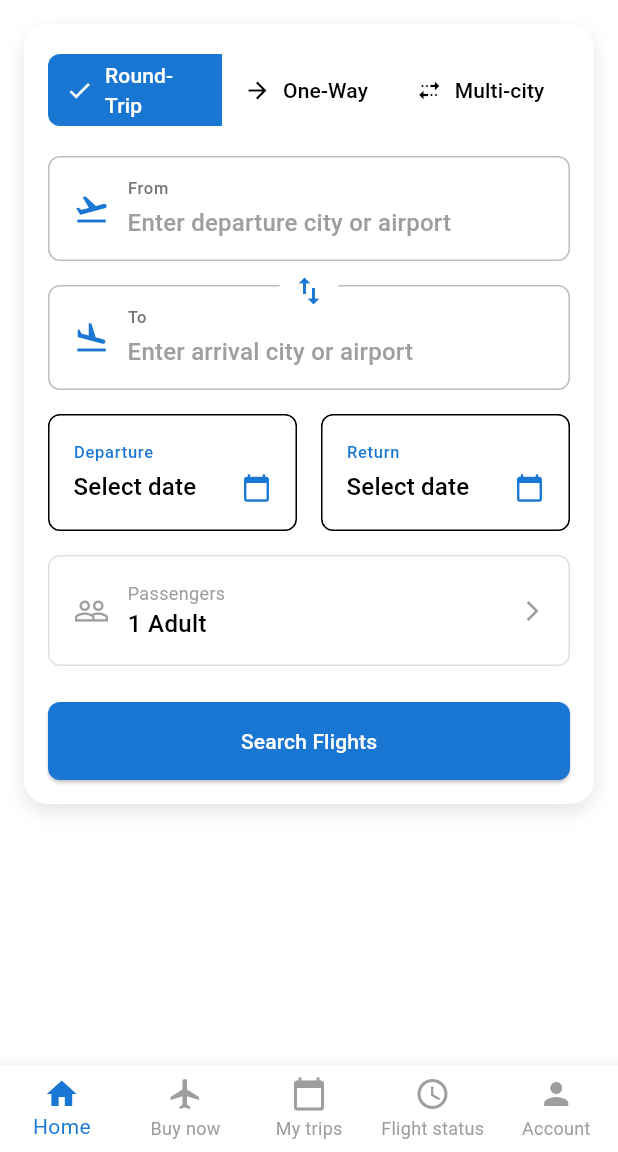
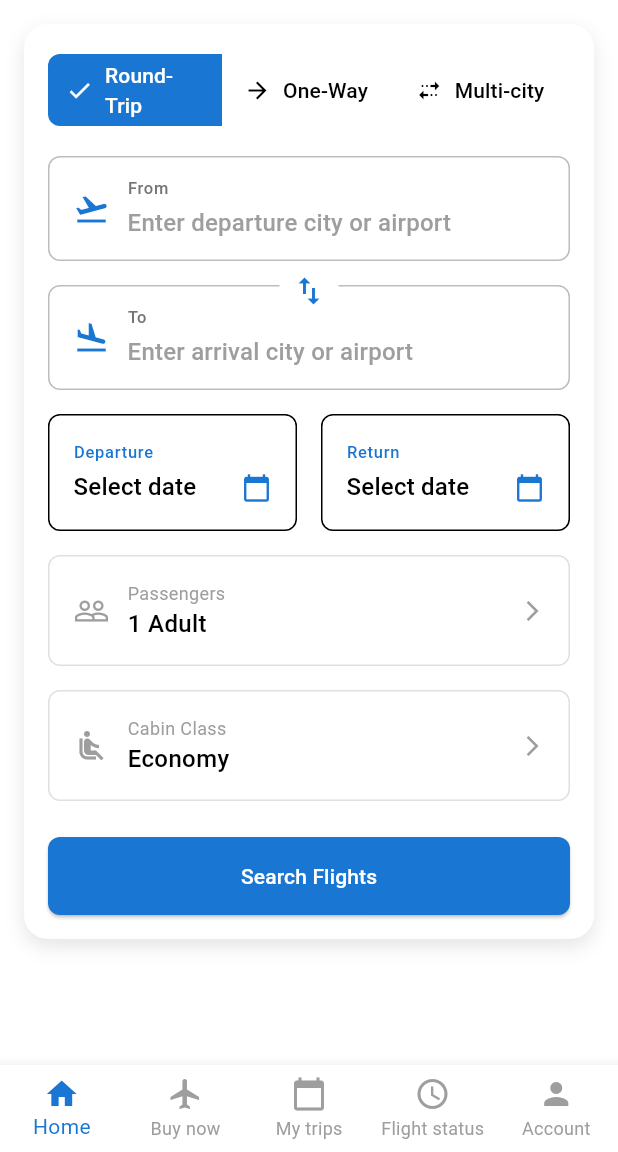
Before and after one commit to techvijaypandey/cheers_travel_app, a Flutter app: the screen it shows after launch, on a phone screen of 412 x 824 dp, the part 84-1236 px from its top. Run offline on Flutter 3.47's test engine with Material 3 defaults, Android fonts, the phone set to English and light mode, and no system bars.

Commit message:
feat: Implement cabin class selection with modal bottom sheet

```diff
--- a/lib/widgets/flight_search_form.dart
+++ b/lib/widgets/flight_search_form.dart
@@ -3,6 +3,7 @@ import 'package:cheers_travel_app/models/airport.dart';
 import 'package:cheers_travel_app/widgets/airport_input_field.dart';
 import 'package:intl/intl.dart'; // For date formatting
 import 'package:cheers_travel_app/widgets/passenger_selection_sheet.dart';
+import 'package:cheers_travel_app/widgets/class_selection_sheet.dart';
 
 enum TravelType {
   oneWay,
@@ -29,6 +30,7 @@ class _FlightSearchFormState extends State<FlightSearchForm> {
   int _children = 0;
   int _infants = 0;
   String _class = 'Economy';
+  CabinClass _selectedClass = CabinClass.economy;
 
   final GlobalKey<AirportInputFieldState> _fromAirportKey = GlobalKey();
   final GlobalKey<AirportInputFieldState> _toAirportKey = GlobalKey();
@@ -80,6 +82,22 @@ class _FlightSearchFormState extends State<FlightSearchForm> {
     );
   }
 
+  void _showClassSelection() {
+    showModalBottomSheet(
+      context: context,
+      isScrollControlled: true,
+      backgroundColor: Colors.transparent,
+      builder: (context) => ClassSelectionSheet(
+        selectedClass: _selectedClass,
+        onClassSelected: (cabinClass) {
+          setState(() {
+            _selectedClass = cabinClass;
+          });
+        },
+      ),
+    );
+  }
+
   Widget _buildPassengerSelection() {
     return GestureDetector(
       onTap: _showPassengerSelection,
@@ -122,6 +140,48 @@ class _FlightSearchFormState extends State<FlightSearchForm> {
     );
   }
 
+  Widget _buildClassSelection() {
+    return GestureDetector(
+      onTap: _showClassSelection,
+      child: Container(
+        padding: const EdgeInsets.all(16),
+        decoration: BoxDecoration(
+          color: Colors.white,
+          borderRadius: BorderRadius.circular(8),
+          border: Border.all(color: Colors.grey.shade300),
+        ),
+        child: Row(
+          children: [
+            const Icon(Icons.airline_seat_recline_normal, color: Colors.grey),
+            const SizedBox(width: 12),
+            Expanded(
+              child: Column(
+                crossAxisAlignment: CrossAxisAlignment.start,
+                children: [
+                  const Text(
+                    'Cabin Class',
+                    style: TextStyle(
+                      fontSize: 12,
+                      color: Colors.grey,
+                    ),
+                  ),
+                  Text(
+                    _selectedClass.title,
+                    style: const TextStyle(
+                      fontSize: 16,
+                      fontWeight: FontWeight.w500,
+                    ),
+                  ),
+                ],
+              ),
+            ),
+            const Icon(Icons.arrow_forward_ios, size: 16, color: Colors.grey),
+          ],
+        ),
+      ),
+    );
+  }
+
   @override
   Widget build(BuildContext context) {
     return Container(
@@ -147,6 +207,8 @@ class _FlightSearchFormState extends State<FlightSearchForm> {
           _buildDateSelection(),
           const SizedBox(height: 16),
           _buildPassengerSelection(),
+          const SizedBox(height: 16),
+          _buildClassSelection(),
           const SizedBox(height: 24),
           SizedBox(
             width: double.infinity,
@@ -374,7 +436,7 @@ class _FlightSearchFormState extends State<FlightSearchForm> {
       print('Adults: $_adults');
       print('Children: $_children');
       print('Infants: $_infants');
-      print('Class: $_class');
+      print('Cabin Class: ${_selectedClass.title}');
     }
   }
 }
```
Also changed, not shown: lib/widgets/class_selection_sheet.dart (added, +124 -0 lines).
